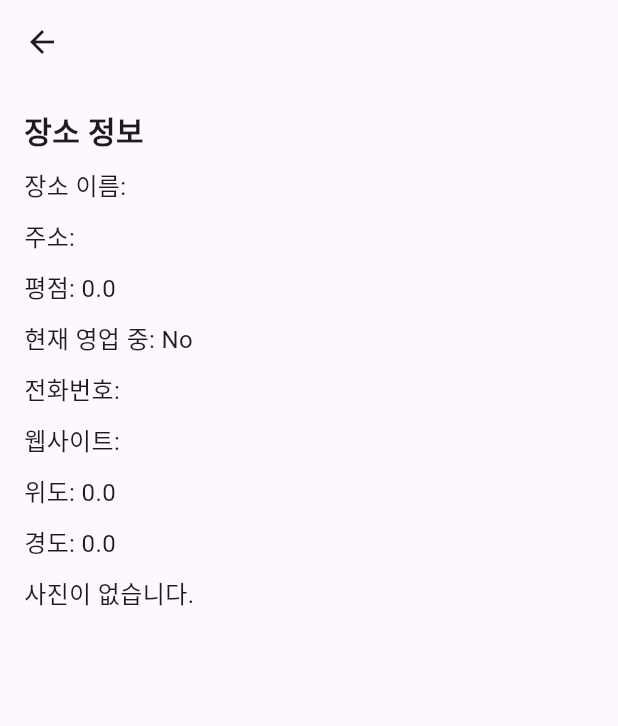
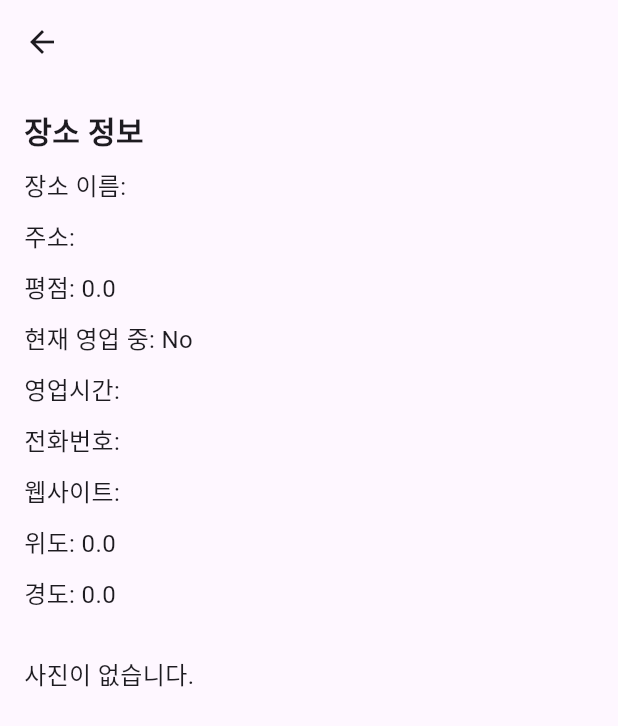
Before and after one commit to eoieiie/kakao_place_API, a Flutter app: the GooglePlaceDetailPage screen opened directly with empty values, on a phone screen of 412 x 824 dp. Shown: the top 726 px of the screen. Run offline on Flutter 3.47's test engine with Material 3 defaults, Android fonts, the phone set to English and light mode, and no system bars; our stand-ins replace flutter_dotenv.

Commit message:
google, tourapi 추가

```diff
--- a/lib/views/google_place_detail_page.dart
+++ b/lib/views/google_place_detail_page.dart
@@ -2,91 +2,95 @@ import 'package:flutter/material.dart';
 import '../models/google_place_model.dart'; // GooglePlaceModel 클래스 임포트
 
 class GooglePlaceDetailPage extends StatelessWidget {
-  final GooglePlaceModel place; // GooglePlaceModel 인스턴스 변수 선언
+  final GooglePlaceModel place;
 
-  GooglePlaceDetailPage({required this.place}); // 생성자에서 place 인스턴스 받음
+  GooglePlaceDetailPage({required this.place});
 
   @override
   Widget build(BuildContext context) {
     return Scaffold(
       appBar: AppBar(
-        title: Text(place.name), // 앱바에 장소 이름을 제목으로 표시
+        title: Text(place.name),
       ),
       body: Padding(
-        padding: const EdgeInsets.all(16.0), // 전체 패딩 16.0
+        padding: const EdgeInsets.all(16.0),
         child: SingleChildScrollView(
           child: Column(
-            crossAxisAlignment: CrossAxisAlignment.start, // 컨텐츠 왼쪽 정렬
+            crossAxisAlignment: CrossAxisAlignment.start,
             children: [
-              // 장소 정보 섹션 제목
-              Text(
-                '장소 정보',
-                style: TextStyle(fontSize: 20, fontWeight: FontWeight.bold), // 섹션 제목 스타일
-              ),
-              SizedBox(height: 10), // 섹션과 다음 요소 사이에 간격 추가
-
-              // 장소 이름
+              Text('장소 정보', style: TextStyle(fontSize: 20, fontWeight: FontWeight.bold)),
+              SizedBox(height: 10),
               Text('장소 이름: ${place.name}', style: TextStyle(fontSize: 16)),
-              SizedBox(height: 10), // 이름과 다음 요소 사이에 간격 추가
-
-              // 주소
+              SizedBox(height: 10),
               Text('주소: ${place.address}', style: TextStyle(fontSize: 16)),
               SizedBox(height: 10),
-              // 평점
               if (place.rating != null)
                 Text('평점: ${place.rating}', style: TextStyle(fontSize: 16)),
               SizedBox(height: 10),
-
-              // 영업 상태 출력
               if (place.isOpenNow != null)
-                Text(
-                  '현재 영업 중: ${place.isOpenNow! ? "Yes" : "No"}', // 영업 중 여부 출력
-                  style: TextStyle(fontSize: 16),
+                Text('현재 영업 중: ${place.isOpenNow! ? "Yes" : "No"}', style: TextStyle(fontSize: 16)),
+              SizedBox(height: 10),
+              if (place.currentOpeningHours != null)
+                Column(
+                  crossAxisAlignment: CrossAxisAlignment.start,
+                  children: [
+                    Text('영업시간:', style: TextStyle(fontSize: 16)),
+                    ...place.currentOpeningHours!.map((hour) => Text(hour, style: TextStyle(fontSize: 16))),
+                  ],
                 ),
               SizedBox(height: 10),
-
-              // 전화번호
               if (place.phoneNumber != null)
                 Text('전화번호: ${place.phoneNumber}', style: TextStyle(fontSize: 16)),
               SizedBox(height: 10),
-
-              // 웹사이트
               if (place.website != null)
                 Text('웹사이트: ${place.website}', style: TextStyle(fontSize: 16)),
               SizedBox(height: 10),
-
-              // 위도
               if (place.latitude != null)
                 Text('위도: ${place.latitude}', style: TextStyle(fontSize: 16)),
               SizedBox(height: 10),
-
-              // 경도
               if (place.longitude != null)
                 Text('경도: ${place.longitude}', style: TextStyle(fontSize: 16)),
               SizedBox(height: 10),
-
-              // 사진
-              place.photoUrls != null && place.photoUrls!.isNotEmpty
-                  ? Column(
-                crossAxisAlignment: CrossAxisAlignment.start, // 사진 리스트를 왼쪽 정렬
+              if (place.reviews != null && place.reviews!.isNotEmpty)
+                Column(
+                  crossAxisAlignment: CrossAxisAlignment.start,
+                  children: [
+                    Text('리뷰:', style: TextStyle(fontSize: 16)),
+                    ...place.reviews!.map((review) => Text(review, style: TextStyle(fontSize: 16))),
+                  ],
+                ),
+              SizedBox(height: 10),
+              if (place.types != null && place.types!.isNotEmpty)
+                Column(
+                  crossAxisAlignment: CrossAxisAlignment.start,
+                  children: [
+                    Text('장소 유형:', style: TextStyle(fontSize: 16)),
+                    ...place.types!.map((type) => Text(type, style: TextStyle(fontSize: 16))),
+                  ],
+                ),
+              SizedBox(height: 10),
+              if (place.photoUrls != null && place.photoUrls!.isNotEmpty)
+                Column(
+                  crossAxisAlignment: CrossAxisAlignment.start,
                   children: [
                     Text('사진:', style: TextStyle(fontSize: 16)),
-                  SizedBox(height: 10), // 사진과 다음 요소 사이에 간격 추가
+                    SizedBox(height: 10),
                     ListView.builder(
-                    shrinkWrap: true, // 리스트뷰가 부모 위젯 크기를 벗어나지 않도록 설정
-                    physics: NeverScrollableScrollPhysics(), // 리스트뷰 자체 스크롤 방지
-                    itemCount: place.photoUrls?.length ?? 0, // 사진 개수만큼 리스트 아이템 생성
+                      shrinkWrap: true,
+                      physics: NeverScrollableScrollPhysics(),
+                      itemCount: place.photoUrls?.length ?? 0,
                       itemBuilder: (context, index) {
-                      final photoUrl = place.photoUrls![index]; // 현재 인덱스의 사진 URL 가져옴
+                        final photoUrl = place.photoUrls![index];
                         return Padding(
-                        padding: const EdgeInsets.only(bottom: 8.0), // 각 사진 하단에 패딩 추가
-                        child: Image.network(photoUrl), // 네트워크 이미지를 표시
+                          padding: const EdgeInsets.only(bottom: 8.0),
+                          child: Image.network(photoUrl),
                         );
                       },
                     ),
                   ],
                 )
-                  : Text('사진이 없습니다.', style: TextStyle(fontSize: 16)), // 사진이 없을 경우 출력
+              else
+                Text('사진이 없습니다.', style: TextStyle(fontSize: 16)),
             ],
           ),
         ),
```
Also changed, not shown: lib/models/google_place_model.dart (+37 -29 lines). Lines whose indentation alone changed are shown as unchanged.
